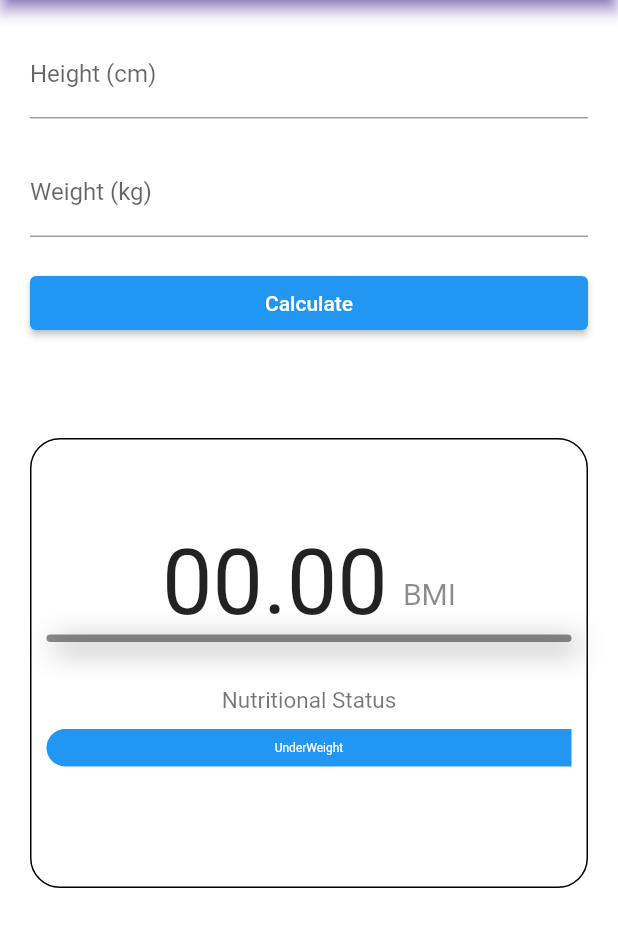
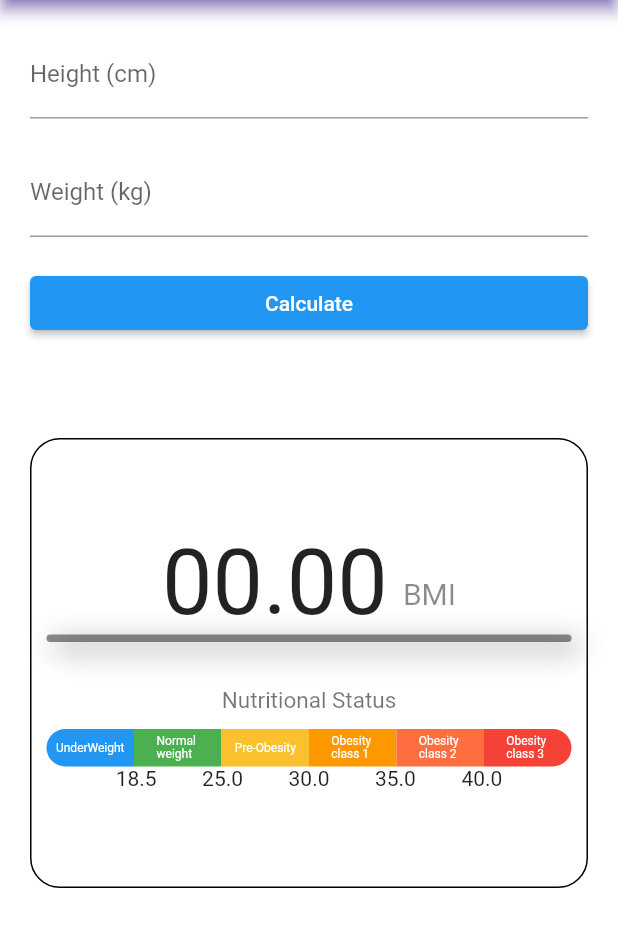
Before and after one commit to kirtijangid/BMI-calculator, a Flutter app: the screen it shows after launch, on a phone screen of 412 x 824 dp, the part 84-1031 px from its top. Run offline on Flutter 3.47's test engine with Material 2 defaults, Android fonts, the phone set to English and light mode, and no system bars.

Commit message:
defining diff. text for each status

```diff
--- a/lib/appbar.dart
+++ b/lib/appbar.dart
@@ -195,13 +195,13 @@ class _AppbarState extends State<Appbar> {
                           Expanded(
                             child: Container(
                               height: 25,
-                              decoration: BoxDecoration(
+                              decoration: const BoxDecoration(
                                 borderRadius: BorderRadius.horizontal(
                                   left: Radius.circular(15)
                                 ),
                                 color: Colors.blue
                                 ),
-                                child: Center(
+                                child: const Center(
                                   child: Text('UnderWeight',
                                    style: TextStyle(
                                     fontSize: 8,
@@ -211,15 +211,72 @@ class _AppbarState extends State<Appbar> {
                                 ),
                             ),
                             ),
+                             Expanded(
+                            child: Container(
+                              height: 25,
+                              color: Colors.green,
+                              child: const Center(child: Text('Normal \nweight', style: TextStyle(fontSize: 8, color: Colors.white))),
+                            ),
+                          ),
+                          Expanded(
+                            child: Container(
+                              height: 25,
+                              color: Colors.yellow.shade700,
+                              child: const Center(child: Text('Pre-Obesity', style: TextStyle(fontSize: 8, color: Colors.white))),
+                            ),
+                          ),
+                          Expanded(
+                            child: Container(
+                              height: 25,
+                              color: Colors.orange,
+                              child: const Center(child: Text('Obesity \nclass 1', style: TextStyle(fontSize: 8, color: Colors.white))),
+                            ),
+                          ),
+                          Expanded(
+                            child: Container(
+                              height: 25,
+                              color: Colors.deepOrangeAccent,
+                              child: const Center(child: Text('Obesity \nclass 2', style: TextStyle(fontSize: 8, color: Colors.white))),
 
+                            ),
+                          ),
+                          Expanded(
+                            child: Container(
+                              height: 25,
+                              decoration: const BoxDecoration(
+                                borderRadius: BorderRadius.horizontal(
+                                    right: Radius.circular(15)
+                                ),
+                                color: Colors.red,
+                              ),
+                              child: const Center(child: Text('Obesity \nclass 3', style: TextStyle(fontSize: 8, color: Colors.white),
+                              ),
+                              ),
+                            ),
+                          ),
+                        ],
+                      ),
+                      const Row(
+                        mainAxisAlignment:
+                        MainAxisAlignment.spaceBetween,
+                        children:  [
+                          Text('00', style: TextStyle(color: Colors.transparent,)),
+                          Text('18.5'),
+                          Text('25.0'),
+                          Text('30.0'),
+                          Text('35.0'),
+                          Text('40.0'),
+                          Text('00', style: TextStyle(color: Colors.transparent,)),
                         ],
                       )
                     ],
+                   ),
                   ),
-                 ),
                 ),
+
               ],
             ),
+
       ),
     );
   }
```
